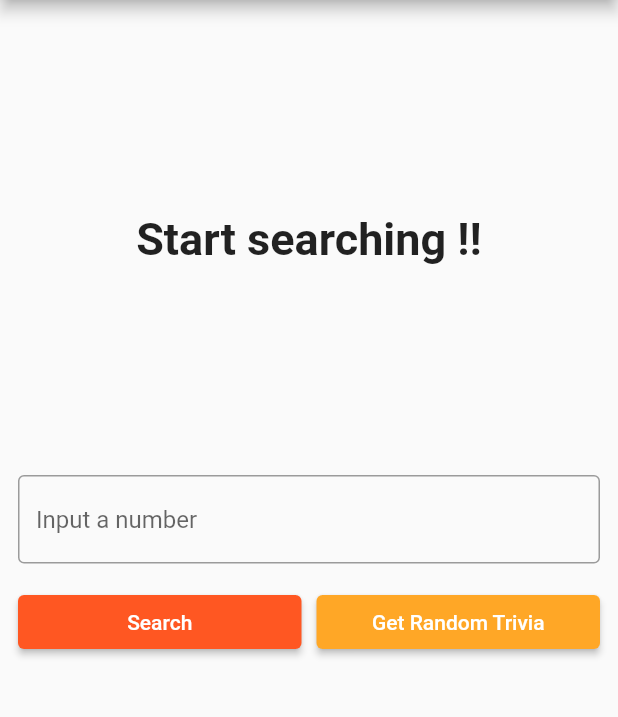
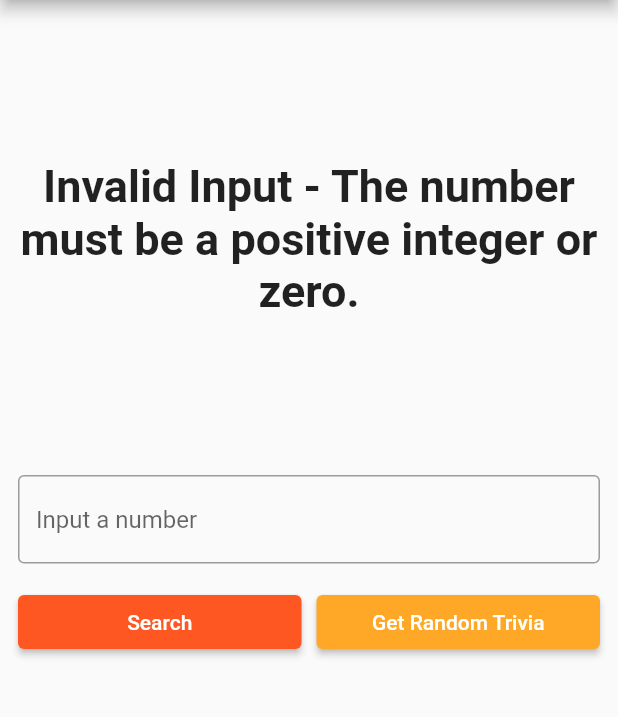
Before and after one commit to thomasnti/flutter_clean_architecture, a Flutter app: the screen it shows after launch, after a tap on "Search", on a phone screen of 412 x 824 dp, the part 84-801 px from its top. Run offline on Flutter 3.47's test engine with Material 2 defaults, Android fonts, the light colour scheme and no system bars; our stand-ins replace bloc, dartz, equatable, flutter_bloc, get_it, internet_connection_checker and 1 more.

Commit message:
Flutter suggestion fixes

```diff
--- a/lib/core/util/input_converter.dart
+++ b/lib/core/util/input_converter.dart
@@ -17,6 +17,5 @@ class InputConverter {
 
 class InvalidInputFailure extends Failure {
   @override
-  // TODO: implement props
   List<Object?> get props => [];
 }
--- a/lib/features/number_trivia/data/models/number_trivia_model.dart
+++ b/lib/features/number_trivia/data/models/number_trivia_model.dart
@@ -2,7 +2,7 @@ import 'package:clean_architecture_tutorial/features/number_trivia/domain/entiti
 
 //* The model class should extend the entity class
 class NumberTriviaModel extends NumberTrivia {
-  NumberTriviaModel({required String text, required int number}) : super(text: text, number: number);
+  const NumberTriviaModel({required String text, required int number}) : super(text: text, number: number);
 
   factory NumberTriviaModel.fromJson(Map<String, dynamic> json) {
     return NumberTriviaModel(
--- a/lib/features/number_trivia/data/repositories/number_trivia_repo_impl.dart
+++ b/lib/features/number_trivia/data/repositories/number_trivia_repo_impl.dart
@@ -9,7 +9,8 @@ import '../../domain/repositories/number_trivia_repo.dart';
 import '../datasources/number_trivia_local_datasource.dart';
 import '../datasources/number_trivia_remote_datasource.dart';
 
-typedef Future<NumberTriviaModel> _ConcreteOrRandomChooser(); // https://www.geeksforgeeks.org/typedef-in-dart/
+// typedef Future<NumberTriviaModel> _ConcreteOrRandomChooser(); // https://www.geeksforgeeks.org/typedef-in-dart/
+typedef _ConcreteOrRandomChooser = Future<NumberTriviaModel> Function();
 
 class NumberTriviaRepoImpl implements NumberTriviaRepo {
   final NumberTriviaRemoteDataSource remoteDataSource;
--- a/lib/features/number_trivia/domain/entities/number_trivia.dart
+++ b/lib/features/number_trivia/domain/entities/number_trivia.dart
@@ -4,13 +4,12 @@ class NumberTrivia extends Equatable {
   final String? text;
   final int? number;
 
-  NumberTrivia({
+  const NumberTrivia({
     required this.text,
     required this.number,
   });
 
   @override
-  // TODO: implement props
   // List<Object?> get props => throw UnimplementedError();
   List<Object?> get props => [text, number];
 }
--- a/lib/features/number_trivia/domain/usecases/get_concrete_number_trivia.dart
+++ b/lib/features/number_trivia/domain/usecases/get_concrete_number_trivia.dart
@@ -20,7 +20,7 @@ class GetConcreteNumberTrivia implements Usecase<NumberTrivia, Params> {
 class Params extends Equatable {
   final int number;
 
-  Params({required this.number});
+  const Params({required this.number});
 
   @override
   List<Object?> get props => [number];
--- a/lib/features/number_trivia/presentation/bloc/number_trivia_bloc.dart
+++ b/lib/features/number_trivia/presentation/bloc/number_trivia_bloc.dart
@@ -1,9 +1,9 @@
 // ignore_for_file: constant_identifier_names
 
+// ignore: depend_on_referenced_packages
 import 'package:bloc/bloc.dart';
 import 'package:clean_architecture_tutorial/core/error/failures.dart';
 import 'package:clean_architecture_tutorial/core/usecases/usecase.dart';
-import 'package:clean_architecture_tutorial/features/number_trivia/presentation/widgets/trivia_controls.dart';
 import 'package:equatable/equatable.dart';
 
 import '../../../../core/util/input_converter.dart';
--- a/lib/features/number_trivia/presentation/widgets/trivia_controls.dart
+++ b/lib/features/number_trivia/presentation/widgets/trivia_controls.dart
@@ -1,4 +1,6 @@
 // import 'dart:js';
+
+// ignore_for_file: depend_on_referenced_packages
 
 import '../bloc/number_trivia_bloc.dart';
 import 'package:flutter/material.dart';
@@ -64,7 +66,7 @@ class _TriviaControlsState extends State<TriviaControls> {
 
   void addConcrete() {
     textController.clear();
-    context.read<NumberTriviaBloc>().add(GetTriviaForConcreteNumber(userInput!));
+    context.read<NumberTriviaBloc>().add(GetTriviaForConcreteNumber(userInput ?? ''));
   }
 
   void addRandom() {
--- a/lib/features/number_trivia/presentation/widgets/trivia_display.dart
+++ b/lib/features/number_trivia/presentation/widgets/trivia_display.dart
@@ -9,7 +9,8 @@ class TriviaDisplay extends StatelessWidget {
 
   @override
   Widget build(BuildContext context) {
-    return Container(
+    // return Container(
+    return SizedBox(
       height: MediaQuery.of(context).size.height / 3,
       child: Column(
         children: [
--- a/lib/main.dart
+++ b/lib/main.dart
@@ -1,6 +1,3 @@
-import 'dart:io';
-
-import 'package:flutter/foundation.dart';
 import 'package:flutter/material.dart';
 
 import 'features/number_trivia/presentation/pages/number_trivia_page.dart';
@@ -15,7 +12,7 @@ void main() async {
   //   if (kDebugMode) exit(1);
   // };
 
-  runApp(NumberTriviaApp());
+  runApp(const NumberTriviaApp());
 }
 
 class NumberTriviaApp extends StatelessWidget {
```
Also changed, not shown: 6 other files.
